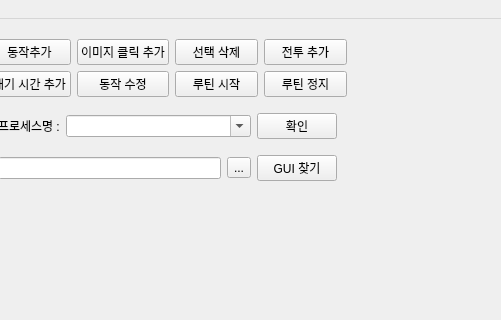
Above: main_window.ui from eglabsid/AutonomousQA_Tool before the change; both pictures show x 502 to 1003 and y 0 to 320 of the 1003 by 894 pixel window. Below: the same form after it.
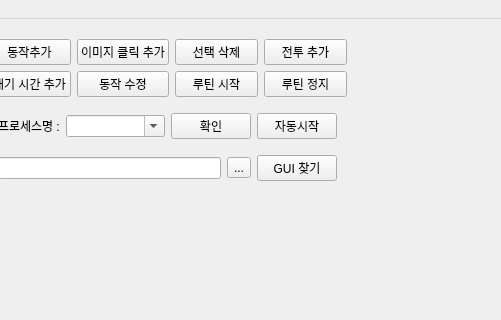
That is the form after the change. Icons and pictures are not drawn.

What changed in the file:
```diff
--- a/main_window.ui
+++ b/main_window.ui
@@ -297,6 +297,13 @@
                  </property>
                 </widget>
                </item>
+               <item>
+                <widget class="QPushButton" name="auto_play">
+                 <property name="text">
+                  <string>자동시작</string>
+                 </property>
+                </widget>
+               </item>
               </layout>
              </item>
              <item>
```
Left out of the diff: 6 changed lines with no effect on the pictures.
